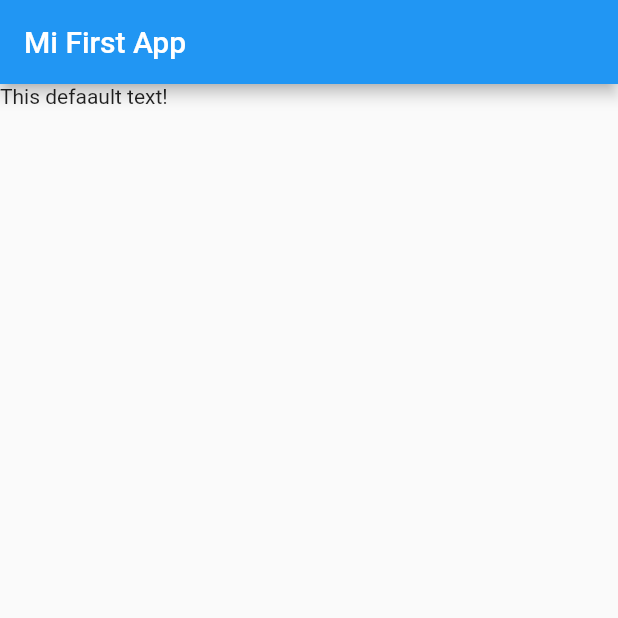
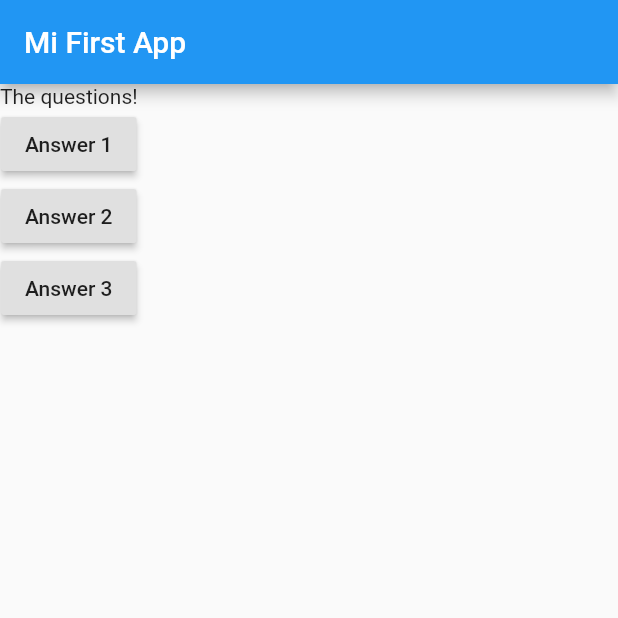
Before and after one commit to suad-mo/my_app, a Flutter app: the screen it shows after launch, on a phone screen of 412 x 824 dp, the top half of it. Run offline on Flutter 3.47's test engine with Material 2 defaults, Android fonts, the phone set to English and light mode, and no system bars.

Commit message:
Add Raised Button...

```diff
--- a/lib/main.dart
+++ b/lib/main.dart
@@ -7,17 +7,43 @@ import 'package:flutter/material.dart';
 void main() => runApp(MyApp());
 
 class MyApp extends StatelessWidget {
-  //const MyApp({Key? key}) : super(key: key);
+  const MyApp({Key? key}) : super(key: key);
+  void answerQuestion() {
+    print('Answer chosen!');
+  }
 
   // This widget is the root of your application.
   @override
   Widget build(BuildContext context) {
+    var questions = [
+      'What\'s your favorite color?',
+      'What\'s your favorite animal?'
+    ];
     return MaterialApp(
       home: Scaffold(
         appBar: AppBar(
           title: Text('Mi First App'),
         ),
-        body: Text('This defaault text!'),
+        body: Column(
+          children: [
+            Text('The questions!'),
+            RaisedButton(
+              child: Text('Answer 1'),
+              onPressed: answerQuestion,
+            ),
+            RaisedButton(
+              child: Text('Answer 2'),
+              onPressed: () => print('Answer 2 chosen!'),
+            ),
+            RaisedButton(
+              child: Text('Answer 3'),
+              onPressed: () {
+                //...
+                print('Answer 3 chosen!');
+              },
+            )
+          ],
+        ),
       ),
     );
   }
```
